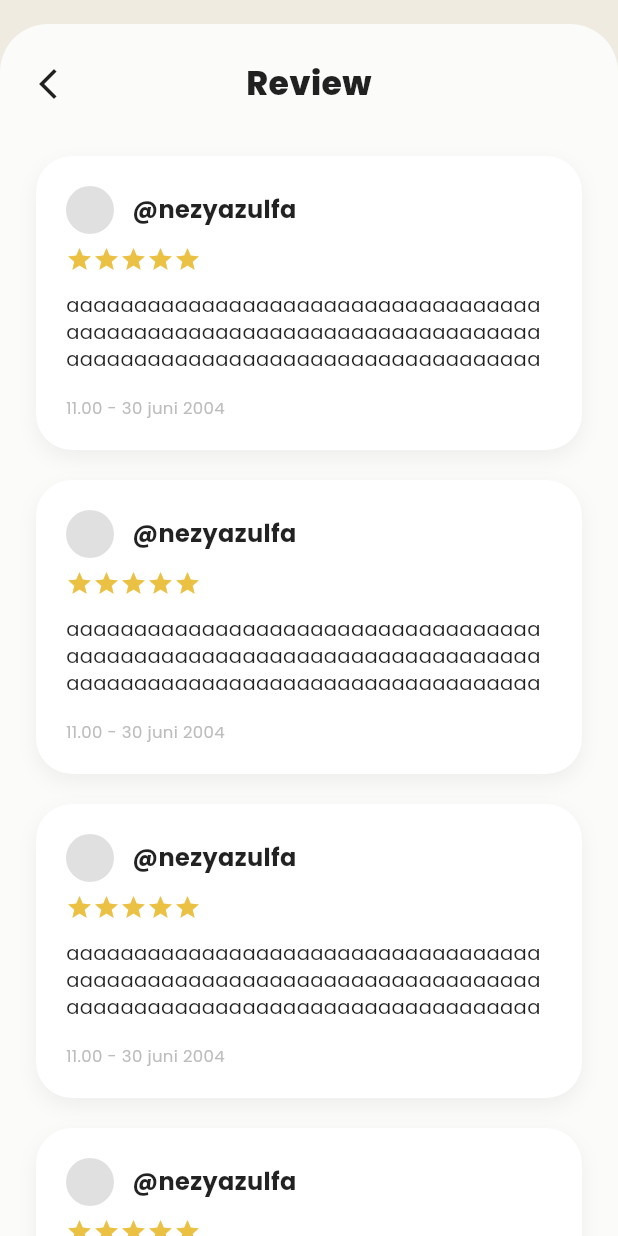
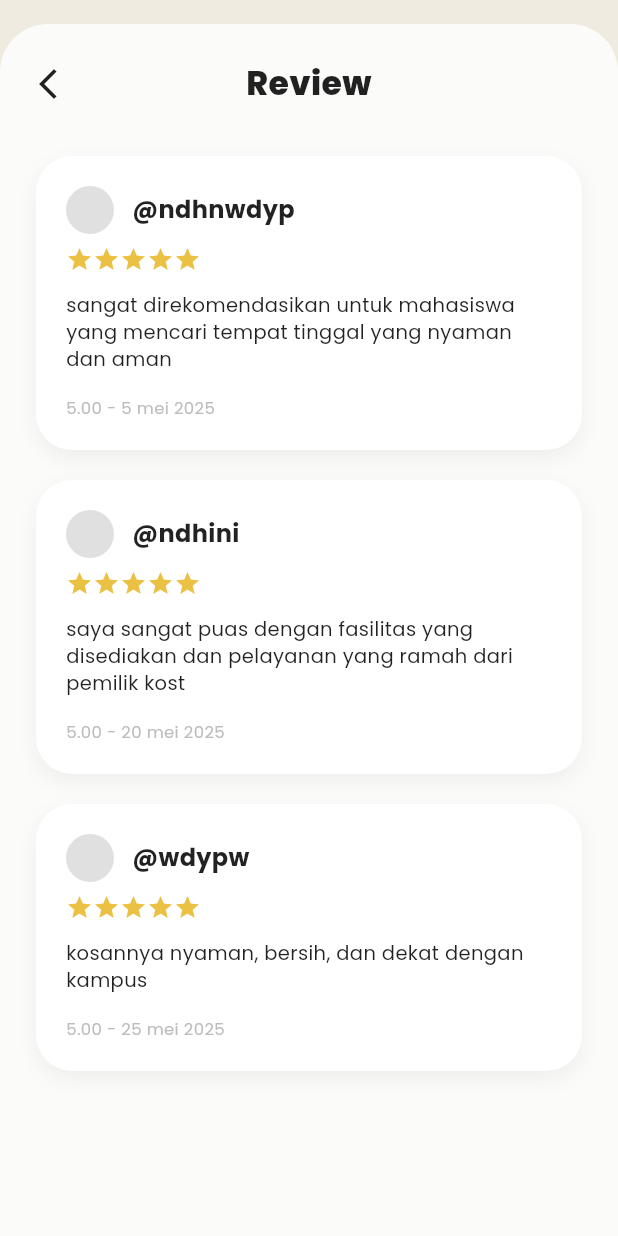
Before and after one commit to nezyazulfa/HunianKu, a Flutter app: the ReviewKostPage screen opened directly, on a phone screen of 412 x 824 dp. Run offline on Flutter 3.47's test engine with Material 3 defaults, Android fonts, the phone set to English and light mode, and no system bars; our stand-ins replace flutter_dotenv, flutter_secure_storage, google_fonts, google_sign_in, hive, shared_preferences; missing offline and left inert: mongo_dart; accounts and stored records are empty; generated files the repository leaves out were written again; statements that could not run were skipped.

Commit message:
memperbarui review_kost

```diff
--- a/hunianku/lib/features/dashboard/views/review_kost_page.dart
+++ b/hunianku/lib/features/dashboard/views/review_kost_page.dart
@@ -14,28 +14,22 @@ class ReviewKostPage extends StatelessWidget {
   // 3. PERBAIKAN: Tambahkan 'const' di sini agar VS Code tidak error
   final List<Map<String, dynamic>> dummyReviews = const [
     {
-      'username': '@nezyazulfa',
+      'username': '@ndhnwdyp',
       'rating': 5,
-      'review': 'aaaaaaaaaaaaaaaaaaaaaaaaaaaaaaaaaaaaaaaaaaaaaaaaaaaaaaaaaaaaaaaaaaaaaaaaaaaaaaaaaaaaaaaaaaaaaaaaaaaaaaaaa',
-      'date': '11.00 - 30 juni 2004',
+      'review': 'sangat direkomendasikan untuk mahasiswa yang mencari tempat tinggal yang nyaman dan aman',
+      'date': '5.00 - 5 mei 2025',
     },
     {
-      'username': '@nezyazulfa',
+      'username': '@ndhini',
       'rating': 5,
-      'review': 'aaaaaaaaaaaaaaaaaaaaaaaaaaaaaaaaaaaaaaaaaaaaaaaaaaaaaaaaaaaaaaaaaaaaaaaaaaaaaaaaaaaaaaaaaaaaaaaaaaaaaaaaa',
-      'date': '11.00 - 30 juni 2004',
+      'review': 'saya sangat puas dengan fasilitas yang disediakan dan pelayanan yang ramah dari pemilik kost',
+      'date': '5.00 - 20 mei 2025',
     },
     {
-      'username': '@nezyazulfa',
+      'username': '@wdypw',
       'rating': 5,
-      'review': 'aaaaaaaaaaaaaaaaaaaaaaaaaaaaaaaaaaaaaaaaaaaaaaaaaaaaaaaaaaaaaaaaaaaaaaaaaaaaaaaaaaaaaaaaaaaaaaaaaaaaaaaaa',
-      'date': '11.00 - 30 juni 2004',
-    },
-    {
-      'username': '@nezyazulfa',
-      'rating': 5,
-      'review': 'aaaaaaaaaaaaaaaaaaaaaaaaaaaaaaaaaaaaaaaaaaaaaaaaaaaaaaaaaaaaaaaaaaaaaaaaaaaaaaaaaaaaaaaaaaaaaaaaaaaaaaaaa',
-      'date': '11.00 - 30 juni 2004',
+      'review': 'kosannya nyaman, bersih, dan dekat dengan kampus',
+      'date': '5.00 - 25 mei 2025',
     },
   ];
 
```
